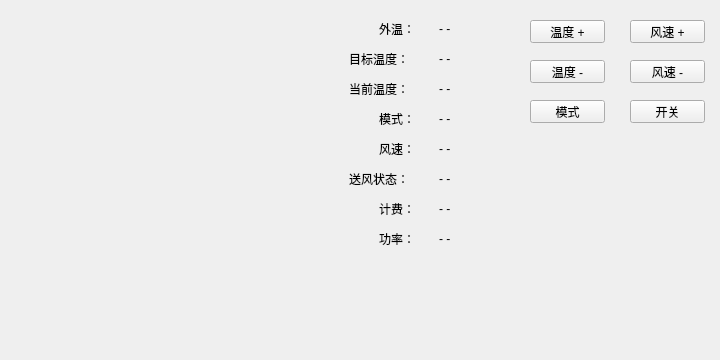
First picture: the form in src/client/panel.ui, repository Connor1996/Distributed-Air-Conditioning-System, before the edit.
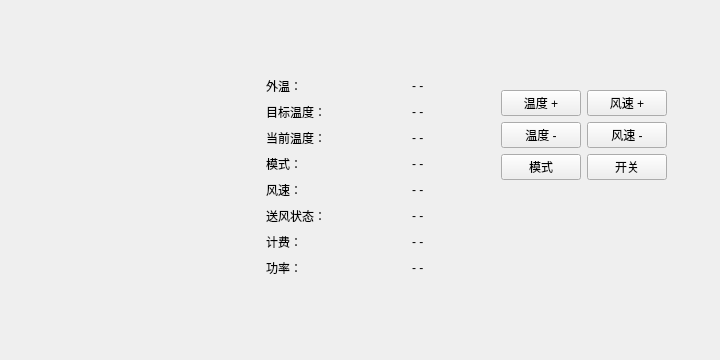
Second picture: the form after the edit.

Commit message: add layouts, catch exception

What changed in the file:
```diff
--- a/src/client/panel.ui
+++ b/src/client/panel.ui
@@ -16,324 +16,618 @@
   <property name="styleSheet">
    <string notr="true">font: 75 12pt &quot;等线&quot;;</string>
   </property>
-  <widget class="QWidget" name="controller" native="true">
-   <property name="enabled">
-    <bool>true</bool>
-   </property>
+  <widget class="QWidget" name="widget" native="true">
    <property name="geometry">
     <rect>
-     <x>520</x>
-     <y>10</y>
-     <width>190</width>
-     <height>330</height>
+     <x>0</x>
+     <y>0</y>
+     <width>720</width>
+     <height>360</height>
     </rect>
    </property>
-   <widget class="QPushButton" name="tempUp">
+   <widget class="QWidget" name="">
     <property name="geometry">
      <rect>
-      <x>10</x>
-      <y>10</y>
-      <width>75</width>
-      <height>23</height>
-     </rect>
-    </property>
-    <property name="text">
-     <string>温度 +</string>
-    </property>
-   </widget>
-   <widget class="QPushButton" name="tempDown">
-    <property name="geometry">
-     <rect>
-      <x>10</x>
-      <y>50</y>
-      <width>75</width>
-      <height>23</height>
-     </rect>
-    </property>
-    <property name="text">
-     <string>温度 -</string>
-    </property>
-   </widget>
-   <widget class="QPushButton" name="windUp">
-    <property name="geometry">
-     <rect>
-      <x>110</x>
-      <y>10</y>
-      <width>75</width>
-      <height>23</height>
-     </rect>
-    </property>
-    <property name="text">
-     <string>风速 +</string>
-    </property>
-   </widget>
-   <widget class="QPushButton" name="windDown">
-    <property name="geometry">
-     <rect>
-      <x>110</x>
-      <y>50</y>
-      <width>75</width>
-      <height>23</height>
-     </rect>
-    </property>
-    <property name="text">
-     <string>风速 -</string>
-    </property>
-   </widget>
-   <widget class="QPushButton" name="modeButton">
-    <property name="geometry">
-     <rect>
-      <x>10</x>
-      <y>90</y>
-      <width>75</width>
-      <height>23</height>
-     </rect>
-    </property>
-    <property name="text">
-     <string>模式</string>
-    </property>
-   </widget>
-   <widget class="QPushButton" name="switchButton">
-    <property name="geometry">
-     <rect>
-      <x>110</x>
-      <y>90</y>
-      <width>75</width>
-      <height>23</height>
-     </rect>
-    </property>
-    <property name="text">
-     <string>开关</string>
-    </property>
-   </widget>
-  </widget>
-  <widget class="QWidget" name="viewer" native="true">
-   <property name="geometry">
-    <rect>
-     <x>10</x>
-     <y>10</y>
-     <width>331</width>
-     <height>331</height>
-    </rect>
-   </property>
-  </widget>
-  <widget class="QWidget" name="illustrationWidget" native="true">
-   <property name="geometry">
-    <rect>
-     <x>349</x>
-     <y>9</y>
-     <width>171</width>
-     <height>331</height>
-    </rect>
-   </property>
-   <widget class="QLabel" name="label_2">
-    <property name="geometry">
-     <rect>
       <x>0</x>
-      <y>70</y>
-      <width>81</width>
-      <height>20</height>
+      <y>0</y>
+      <width>711</width>
+      <height>361</height>
      </rect>
     </property>
-    <property name="text">
-     <string>当前温度：</string>
-    </property>
+    <layout class="QHBoxLayout" name="horizontalLayout_11">
+     <item>
+      <spacer name="horizontalSpacer_9">
+       <property name="orientation">
+        <enum>Qt::Horizontal</enum>
+       </property>
+       <property name="sizeType">
+        <enum>QSizePolicy::Maximum</enum>
+       </property>
+       <property name="sizeHint" stdset="0">
+        <size>
+         <width>40</width>
+         <height>20</height>
+        </size>
+       </property>
+      </spacer>
+     </item>
+     <item>
+      <layout class="QVBoxLayout" name="verticalLayout_9">
+       <item>
+        <spacer name="verticalSpacer_9">
+         <property name="orientation">
+          <enum>Qt::Vertical</enum>
+         </property>
+         <property name="sizeType">
+          <enum>QSizePolicy::Fixed</enum>
+         </property>
+         <property name="sizeHint" stdset="0">
+          <size>
+           <width>20</width>
+           <height>40</height>
+          </size>
+         </property>
+        </spacer>
+       </item>
+       <item>
+        <widget class="QWidget" name="viewer" native="true"/>
+       </item>
+       <item>
+        <spacer name="verticalSpacer_10">
+         <property name="orientation">
+          <enum>Qt::Vertical</enum>
+         </property>
+         <property name="sizeType">
+          <enum>QSizePolicy::Fixed</enum>
+         </property>
+         <property name="sizeHint" stdset="0">
+          <size>
+           <width>20</width>
+           <height>40</height>
+          </size>
+         </property>
+        </spacer>
+       </item>
+      </layout>
+     </item>
+     <item>
+      <spacer name="horizontalSpacer_10">
+       <property name="orientation">
+        <enum>Qt::Horizontal</enum>
+       </property>
+       <property name="sizeType">
+        <enum>QSizePolicy::Maximum</enum>
+       </property>
+       <property name="sizeHint" stdset="0">
+        <size>
+         <width>40</width>
+         <height>20</height>
+        </size>
+       </property>
+      </spacer>
+     </item>
+     <item>
+      <layout class="QVBoxLayout" name="verticalLayout_7">
+       <item>
+        <spacer name="verticalSpacer_6">
+         <property name="orientation">
+          <enum>Qt::Vertical</enum>
+         </property>
+         <property name="sizeType">
+          <enum>QSizePolicy::Maximum</enum>
+         </property>
+         <property name="sizeHint" stdset="0">
+          <size>
+           <width>40</width>
+           <height>20</height>
+          </size>
+         </property>
+        </spacer>
+       </item>
+       <item>
+        <widget class="QWidget" name="illustrationWidget" native="true">
+         <widget class="QWidget" name="">
+          <property name="geometry">
+           <rect>
+            <x>0</x>
+            <y>0</y>
+            <width>158</width>
+            <height>314</height>
+           </rect>
+          </property>
+          <layout class="QVBoxLayout" name="verticalLayout_5">
+           <item>
+            <spacer name="verticalSpacer">
+             <property name="orientation">
+              <enum>Qt::Vertical</enum>
+             </property>
+             <property name="sizeHint" stdset="0">
+              <size>
+               <width>20</width>
+               <height>40</height>
+              </size>
+             </property>
+            </spacer>
+           </item>
+           <item>
+            <layout class="QVBoxLayout" name="verticalLayout">
+             <item>
+              <layout class="QHBoxLayout" name="horizontalLayout_8">
+               <item>
+                <widget class="QLabel" name="label_6">
+                 <property name="text">
+                  <string>外温：</string>
+                 </property>
+                </widget>
+               </item>
+               <item>
+                <spacer name="horizontalSpacer">
+                 <property name="orientation">
+                  <enum>Qt::Horizontal</enum>
+                 </property>
+                 <property name="sizeHint" stdset="0">
+                  <size>
+                   <width>40</width>
+                   <height>20</height>
+                  </size>
+                 </property>
+                </spacer>
+               </item>
+               <item>
+                <widget class="QLabel" name="originalTemp">
+                 <property name="text">
+                  <string>- -</string>
+                 </property>
+                </widget>
+               </item>
+              </layout>
+             </item>
+             <item>
+              <layout class="QHBoxLayout" name="horizontalLayout_7">
+               <item>
+                <widget class="QLabel" name="label_4">
+                 <property name="text">
+                  <string>目标温度：</string>
+                 </property>
+                </widget>
+               </item>
+               <item>
+                <spacer name="horizontalSpacer_2">
+                 <property name="orientation">
+                  <enum>Qt::Horizontal</enum>
+                 </property>
+                 <property name="sizeHint" stdset="0">
+                  <size>
+                   <width>40</width>
+                   <height>20</height>
+                  </size>
+                 </property>
+                </spacer>
+               </item>
+               <item>
+                <widget class="QLabel" name="expectedTemp">
+                 <property name="text">
+                  <string>- -</string>
+                 </property>
+                </widget>
+               </item>
+              </layout>
+             </item>
+             <item>
+              <layout class="QHBoxLayout" name="horizontalLayout_6">
+               <item>
+                <widget class="QLabel" name="label_2">
+                 <property name="text">
+                  <string>当前温度：</string>
+                 </property>
+                </widget>
+               </item>
+               <item>
+                <spacer name="horizontalSpacer_3">
+                 <property name="orientation">
+                  <enum>Qt::Horizontal</enum>
+                 </property>
+                 <property name="sizeHint" stdset="0">
+                  <size>
+                   <width>40</width>
+                   <height>20</height>
+                  </size>
+                 </property>
+                </spacer>
+               </item>
+               <item>
+                <widget class="QLabel" name="temperature">
+                 <property name="text">
+                  <string>- -</string>
+                 </property>
+                </widget>
+               </item>
+              </layout>
+             </item>
+             <item>
+              <layout class="QHBoxLayout" name="horizontalLayout_5">
+               <item>
+                <widget class="QLabel" name="label_5">
+                 <property name="text">
+                  <string>模式：</string>
+                 </property>
+                </widget>
+               </item>
+               <item>
+                <spacer name="horizontalSpacer_4">
+                 <property name="orientation">
+                  <enum>Qt::Horizontal</enum>
+                 </property>
+                 <property name="sizeHint" stdset="0">
+                  <size>
+                   <width>40</width>
+                   <height>20</height>
+                  </size>
+                 </property>
+                </spacer>
+               </item>
+               <item>
+                <widget class="QLabel" name="mode">
+                 <property name="text">
+                  <string>- -</string>
+                 </property>
+                </widget>
+               </item>
+              </layout>
+             </item>
+             <item>
+              <layout class="QHBoxLayout" name="horizontalLayout_4">
+               <item>
+                <widget class="QLabel" name="label">
+                 <property name="text">
+                  <string>风速：</string>
+                 </property>
+                </widget>
+               </item>
+               <item>
+                <spacer name="horizontalSpacer_5">
+                 <property name="orientation">
+                  <enum>Qt::Horizontal</enum>
+                 </property>
+                 <property name="sizeHint" stdset="0">
+                  <size>
+                   <width>40</width>
+                   <height>20</height>
+                  </size>
+                 </property>
+                </spacer>
+               </item>
+               <item>
+                <widget class="QLabel" name="windSpeed">
+                 <property name="text">
+                  <string>- -</string>
+                 </property>
+                </widget>
+               </item>
+              </layout>
+             </item>
+             <item>
+              <layout class="QHBoxLayout" name="horizontalLayout_3">
+               <item>
+                <widget class="QLabel" name="label_8">
+                 <property name="text">
+                  <string>送风状态：</string>
+                 </property>
+                </widget>
+               </item>
+               <item>
+                <spacer name="horizontalSpacer_6">
+                 <property name="orientation">
+                  <enum>Qt::Horizontal</enum>
+                 </property>
+                 <property name="sizeHint" stdset="0">
+                  <size>
+                   <width>40</width>
+                   <height>20</height>
+                  </size>
+                 </property>
+                </spacer>
+               </item>
+               <item>
+                <widget class="QLabel" name="working">
+                 <property name="text">
+                  <string>- -</string>
+                 </property>
+                </widget>
+               </item>
+              </layout>
+             </item>
+             <item>
+              <layout class="QHBoxLayout" name="horizontalLayout_2">
+               <item>
+                <widget class="QLabel" name="label_3">
+                 <property name="text">
+                  <string>计费：</string>
+                 </property>
+                </widget>
+               </item>
+               <item>
+                <spacer name="horizontalSpacer_7">
+                 <property name="orientation">
+                  <enum>Qt::Horizontal</enum>
+                 </property>
+                 <property name="sizeHint" stdset="0">
+                  <size>
+                   <width>40</width>
+                   <height>20</height>
+                  </size>
+                 </property>
+                </spacer>
+               </item>
+               <item>
+                <widget class="QLabel" name="cost">
+                 <property name="text">
+                  <string>- -</string>
+                 </property>
+                </widget>
+               </item>
+              </layout>
+             </item>
+             <item>
+              <layout class="QHBoxLayout" name="horizontalLayout">
+               <item>
+                <widget class="QLabel" name="label_7">
+                 <property name="text">
+                  <string>功率：</string>
+                 </property>
+                </widget>
+               </item>
+               <item>
+                <spacer name="horizontalSpacer_8">
+                 <property name="orientation">
+                  <enum>Qt::Horizontal</enum>
+                 </property>
+                 <property name="sizeHint" stdset="0">
+                  <size>
+                   <width>40</width>
+                   <height>20</height>
+                  </size>
+                 </property>
+                </spacer>
+               </item>
+               <item>
+                <widget class="QLabel" name="power">
+                 <property name="text">
+                  <string>- -</string>
+                 </property>
+                </widget>
+               </item>
+              </layout>
+             </item>
+            </layout>
+           </item>
+           <item>
+            <spacer name="verticalSpacer_2">
+             <property name="orientation">
+              <enum>Qt::Vertical</enum>
+             </property>
+             <property name="sizeHint" stdset="0">
+              <size>
+               <width>20</width>
+               <height>40</height>
+              </size>
+             </property>
+            </spacer>
+           </item>
+          </layout>
+         </widget>
+        </widget>
+       </item>
+       <item>
+        <spacer name="verticalSpacer_5">
+         <property name="orientation">
+          <enum>Qt::Vertical</enum>
+         </property>
+         <property name="sizeType">
+          <enum>QSizePolicy::Maximum</enum>
+         </property>
+         <property name="sizeHint" stdset="0">
+          <size>
+           <width>40</width>
+           <height>20</height>
+          </size>
+         </property>
+        </spacer>
+       </item>
+      </layout>
+     </item>
+     <item>
+      <spacer name="horizontalSpacer_11">
+       <property name="orientation">
+        <enum>Qt::Horizontal</enum>
+       </property>
+       <property name="sizeType">
+        <enum>QSizePolicy::Maximum</enum>
+       </property>
+       <property name="sizeHint" stdset="0">
+        <size>
+         <width>40</width>
+         <height>20</height>
+        </size>
+       </property>
+      </spacer>
+     </item>
+     <item>
+      <layout class="QVBoxLayout" name="verticalLayout_8">
+       <item>
+        <spacer name="verticalSpacer_7">
+         <property name="orientation">
+          <enum>Qt::Vertical</enum>
+         </property>
+         <property name="sizeType">
+          <enum>QSizePolicy::Maximum</enum>
+         </property>
+         <property name="sizeHint" stdset="0">
+          <size>
+           <width>20</width>
+           <height>40</height>
+          </size>
+         </property>
+        </spacer>
+       </item>
+       <item>
+        <widget class="QWidget" name="controller" native="true">
+         <property name="enabled">
+          <bool>true</bool>
+         </property>
+         <widget class="QWidget" name="">
+          <property name="geometry">
+           <rect>
+            <x>10</x>
+            <y>0</y>
+            <width>166</width>
+            <height>189</height>
+           </rect>
+          </property>
+          <layout class="QVBoxLayout" name="verticalLayout_6">
+           <item>
+            <spacer name="verticalSpacer_4">
+             <property name="orientation">
+              <enum>Qt::Vertical</enum>
+             </property>
+             <property name="sizeHint" stdset="0">
+              <size>
+               <width>20</width>
+               <height>40</height>
+              </size>
+             </property>
+            </spacer>
+           </item>
+           <item>
+            <layout class="QVBoxLayout" name="verticalLayout_4">
+             <item>
+              <layout class="QHBoxLayout" name="horizontalLayout_9">
+               <item>
+                <layout class="QVBoxLayout" name="verticalLayout_2">
+                 <item>
+                  <widget class="QPushButton" name="tempUp">
+                   <property name="text">
+                    <string>温度 +</string>
+                   </property>
+                  </widget>
+                 </item>
+                 <item>
+                  <widget class="QPushButton" name="tempDown">
+                   <property name="text">
+                    <string>温度 -</string>
+                   </property>
+                  </widget>
+                 </item>
+                </layout>
+               </item>
+               <item>
+                <layout class="QVBoxLayout" name="verticalLayout_3">
+                 <item>
+                  <widget class="QPushButton" name="windUp">
+                   <property name="text">
+                    <string>风速 +</string>
+                   </property>
+                  </widget>
+                 </item>
+                 <item>
+                  <widget class="QPushButton" name="windDown">
+                   <property name="text">
+                    <string>风速 -</string>
+                   </property>
+                  </widget>
+                 </item>
+                </layout>
+               </item>
+              </layout>
+             </item>
+             <item>
+              <layout class="QHBoxLayout" name="horizontalLayout_10">
+               <item>
+                <widget class="QPushButton" name="modeButton">
+                 <property name="text">
+                  <string>模式</string>
+                 </property>
+                </widget>
+               </item>
+               <item>
+                <widget class="QPushButton" name="switchButton">
+                 <property name="text">
+                  <string>开关</string>
+                 </property>
+                </widget>
+               </item>
+              </layout>
+             </item>
+            </layout>
+           </item>
+           <item>
+            <spacer name="verticalSpacer_3">
+             <property name="orientation">
+              <enum>Qt::Vertical</enum>
+             </property>
+             <property name="sizeHint" stdset="0">
+              <size>
+               <width>20</width>
+               <height>40</height>
+              </size>
+             </property>
+            </spacer>
+           </item>
+          </layout>
+         </widget>
+        </widget>
+       </item>
+       <item>
+        <spacer name="verticalSpacer_8">
+         <property name="orientation">
+          <enum>Qt::Vertical</enum>
+         </property>
+         <property name="sizeType">
+          <enum>QSizePolicy::Maximum</enum>
+         </property>
+         <property name="sizeHint" stdset="0">
+          <size>
+           <width>20</width>
+           <height>40</height>
+          </size>
+         </property>
+        </spacer>
+       </item>
+      </layout>
+     </item>
+     <item>
+      <spacer name="horizontalSpacer_12">
+       <property name="orientation">
+        <enum>Qt::Horizontal</enum>
+       </property>
+       <property name="sizeType">
+        <enum>QSizePolicy::Maximum</enum>
+       </property>
+       <property name="sizeHint" stdset="0">
+        <size>
+         <width>40</width>
+         <height>20</height>
+        </size>
+       </property>
+      </spacer>
+     </item>
+    </layout>
    </widget>
-   <widget class="QLabel" name="cost">
-    <property name="geometry">
-     <rect>
-      <x>90</x>
-      <y>190</y>
-      <width>54</width>
-      <height>20</height>
-     </rect>
-    </property>
-    <property name="text">
-     <string>- -</string>
-    </property>
-   </widget>
-   <widget class="QLabel" name="power">
-    <property name="geometry">
-     <rect>
-      <x>90</x>
-      <y>220</y>
-      <width>54</width>
-      <height>20</height>
-     </rect>
-    </property>
-    <property name="text">
-     <string>- -</string>
-    </property>
-   </widget>
-   <widget class="QLabel" name="label">
-    <property name="geometry">
-     <rect>
-      <x>30</x>
-      <y>130</y>
-      <width>51</width>
-      <height>20</height>
-     </rect>
-    </property>
-    <property name="text">
-     <string>风速：</string>
-    </property>
-   </widget>
-   <widget class="QLabel" name="temperature">
-    <property name="geometry">
-     <rect>
-      <x>90</x>
-      <y>70</y>
-      <width>54</width>
-      <height>20</height>
-     </rect>
-    </property>
-    <property name="text">
-     <string>- -</string>
-    </property>
-   </widget>
-   <widget class="QLabel" name="label_5">
-    <property name="geometry">
-     <rect>
-      <x>30</x>
-      <y>100</y>
-      <width>51</width>
-      <height>20</height>
-     </rect>
-    </property>
-    <property name="text">
-     <string>模式：</string>
-    </property>
-   </widget>
-   <widget class="QLabel" name="working">
-    <property name="geometry">
-     <rect>
-      <x>90</x>
-      <y>160</y>
-      <width>71</width>
-      <height>20</height>
-     </rect>
-    </property>
-    <property name="text">
-     <string>- -</string>
-    </property>
-   </widget>
-   <widget class="QLabel" name="label_3">
-    <property name="geometry">
-     <rect>
-      <x>30</x>
-      <y>190</y>
-      <width>51</width>
-      <height>20</height>
-     </rect>
-    </property>
-    <property name="text">
-     <string>计费：</string>
-    </property>
-   </widget>
-   <widget class="QLabel" name="expectedTemp">
-    <property name="geometry">
-     <rect>
-      <x>90</x>
-      <y>40</y>
-      <width>54</width>
-      <height>20</height>
-     </rect>
-    </property>
-    <property name="text">
-     <string>- -</string>
-    </property>
-   </widget>
-   <widget class="QLabel" name="mode">
-    <property name="geometry">
-     <rect>
-      <x>90</x>
-      <y>100</y>
-      <width>54</width>
-      <height>20</height>
-     </rect>
-    </property>
-    <property name="text">
-     <string>- -</string>
-    </property>
-   </widget>
-   <widget class="QLabel" name="windSpeed">
-    <property name="geometry">
-     <rect>
-      <x>90</x>
-      <y>130</y>
-      <width>54</width>
-      <height>20</height>
-     </rect>
-    </property>
-    <property name="text">
-     <string>- -</string>
-    </property>
-   </widget>
-   <widget class="QLabel" name="label_8">
-    <property name="geometry">
-     <rect>
-      <x>0</x>
-      <y>160</y>
-      <width>81</width>
-      <height>20</height>
-     </rect>
-    </property>
-    <property name="text">
-     <string>送风状态：</string>
-    </property>
-   </widget>
-   <widget class="QLabel" name="label_4">
-    <property name="geometry">
-     <rect>
-      <x>0</x>
-      <y>40</y>
-      <width>81</width>
-      <height>20</height>
-     </rect>
-    </property>
-    <property name="text">
-     <string>目标温度：</string>
-    </property>
-   </widget>
-   <widget class="QLabel" name="originalTemp">
-    <property name="geometry">
-     <rect>
-      <x>90</x>
-      <y>10</y>
-      <width>54</width>
-      <height>20</height>
-     </rect>
-    </property>
-    <property name="text">
-     <string>- -</string>
-    </property>
-   </widget>
-   <widget class="QLabel" name="label_6">
-    <property name="geometry">
-     <rect>
-      <x>30</x>
-      <y>10</y>
-      <width>51</width>
-      <height>20</height>
-     </rect>
-    </property>
-    <property name="text">
-     <string>外温：</string>
-    </property>
-   </widget>
-   <widget class="QLabel" name="label_7">
-    <property name="geometry">
-     <rect>
-      <x>30</x>
-      <y>220</y>
-      <width>51</width>
-      <height>20</height>
-     </rect>
-    </property>
-    <property name="text">
-     <string>功率：</string>
-    </property>
-   </widget>
+   <zorder>viewer</zorder>
+   <zorder>illustrationWidget</zorder>
+   <zorder>controller</zorder>
+   <zorder>illustrationWidget</zorder>
+   <zorder>controller</zorder>
+   <zorder>verticalSpacer_5</zorder>
+   <zorder>verticalSpacer_6</zorder>
+   <zorder>verticalSpacer_7</zorder>
+   <zorder>verticalSpacer_8</zorder>
+   <zorder>verticalSpacer_9</zorder>
+   <zorder>verticalSpacer_10</zorder>
+   <zorder>horizontalSpacer_9</zorder>
+   <zorder>horizontalSpacer_10</zorder>
+   <zorder>horizontalSpacer_11</zorder>
+   <zorder>horizontalSpacer_12</zorder>
   </widget>
   <zorder>controller</zorder>
   <zorder>illustrationWidget</zorder>
```
Left out of the diff: 3 changed lines with no effect on the pictures. The commit also changes 6 other files.
